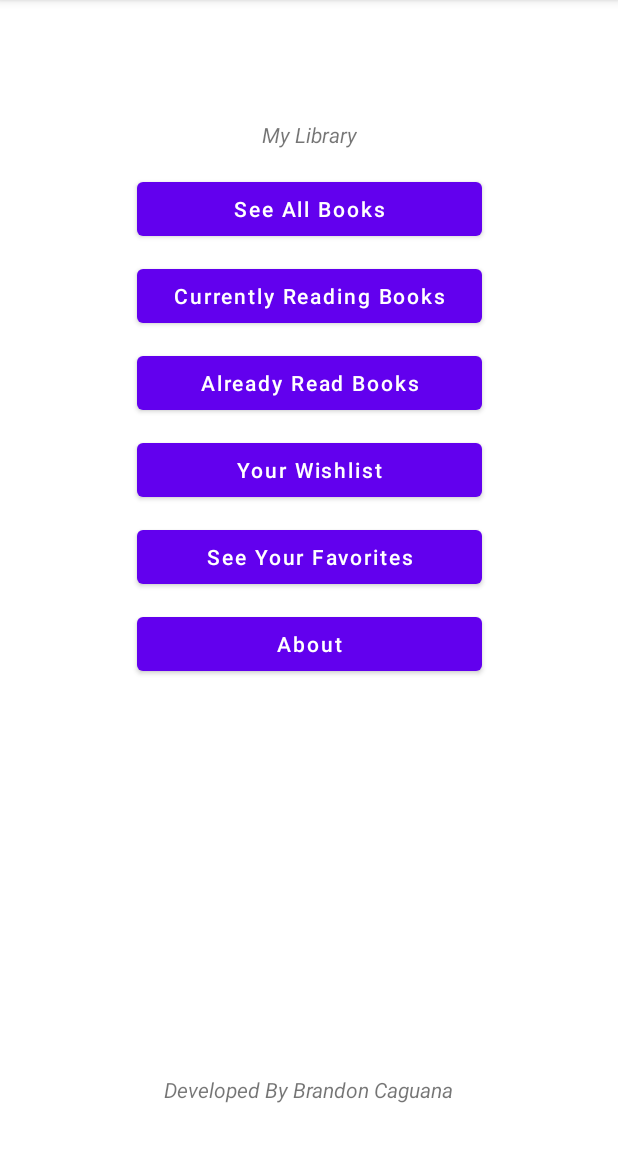
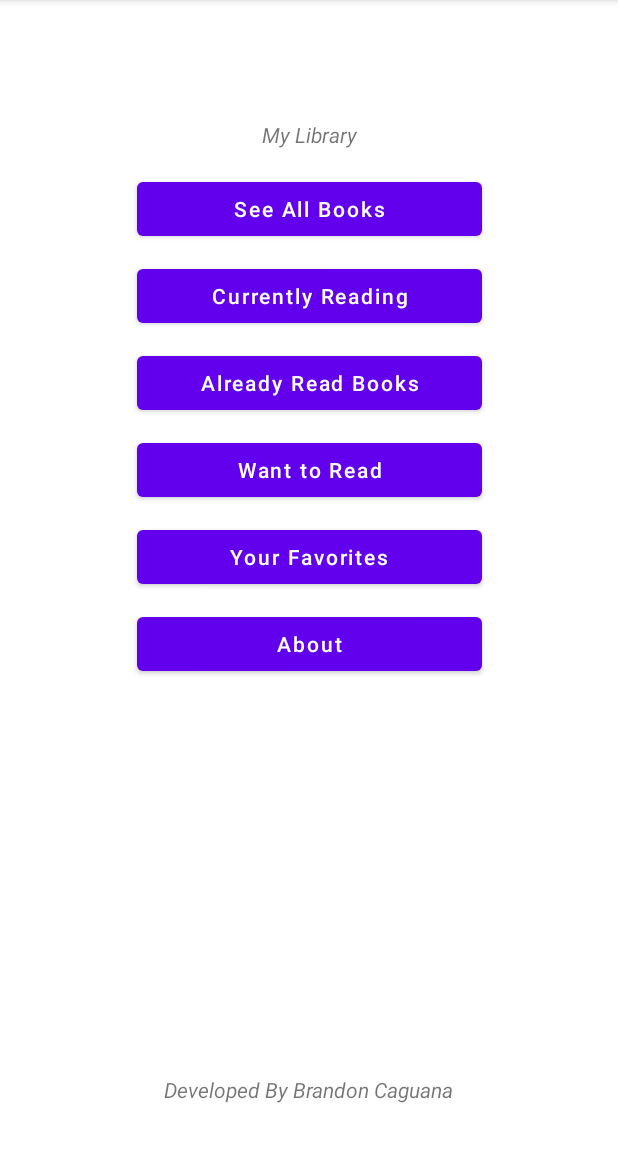
Before and after one commit to Bcaguana/MyBookLibrary, an Android app: the screen it shows after launch (MainActivity), on a phone screen of 412 x 824 dp, the part 84-1236 px from its top. Run offline under Robolectric (Android 15) with nearby library versions, the phone set to English and light mode, and no system bars.

Commit message:
-Added String values to string.xml to replace the hardcoded text in the activity layout files

```diff
--- a/app/src/main/java/com/example/mybooklibrary/MainActivity.java
+++ b/app/src/main/java/com/example/mybooklibrary/MainActivity.java
@@ -111,7 +111,7 @@ public class MainActivity extends AppCompatActivity {
         btnAllBooks = findViewById(R.id.btnAllBooks);
         btnCurrentlyReading = findViewById(R.id.btnCurrentlyReading);
         btnAlreadyRead = findViewById(R.id.btnAddToAlreadyRead);
-        btnWishlist = findViewById(R.id.btnWishlist);
+        btnWishlist = findViewById(R.id.btnWishList);
         btnFavorite = findViewById(R.id.btnFavoriteBooks);
         btnAbout = findViewById(R.id.btnAbout);
     }
--- a/app/src/main/res/layout/activity_main.xml
+++ b/app/src/main/res/layout/activity_main.xml
@@ -11,7 +11,7 @@
         android:layout_width="wrap_content"
         android:layout_height="wrap_content"
         android:layout_marginTop="30dp"
-        android:text="My Library"
+        android:text="@string/txt_my_library"
         android:textStyle="italic"
         app:layout_constraintEnd_toEndOf="parent"
         app:layout_constraintLeft_toLeftOf="parent"
@@ -24,7 +24,7 @@
         android:layout_width="230dp"
         android:layout_height="wrap_content"
         android:layout_marginTop="16dp"
-        android:text="See All Books"
+        android:text="@string/btn_see_all_books"
         android:textAllCaps="false"
         app:layout_constraintEnd_toEndOf="parent"
         app:layout_constraintStart_toStartOf="parent"
@@ -35,7 +35,7 @@
         android:layout_width="230dp"
         android:layout_height="wrap_content"
         android:layout_marginTop="10dp"
-        android:text="Currently Reading Books"
+        android:text="@string/btn_currently_reading"
         android:textAllCaps="false"
         app:layout_constraintEnd_toEndOf="@+id/btnAllBooks"
         app:layout_constraintStart_toStartOf="@+id/btnAllBooks"
@@ -46,18 +46,18 @@
         android:layout_width="230dp"
         android:layout_height="wrap_content"
         android:layout_marginTop="10dp"
-        android:text="Already Read Books"
+        android:text="@string/btn_already_read"
         android:textAllCaps="false"
         app:layout_constraintEnd_toEndOf="@+id/btnCurrentlyReading"
         app:layout_constraintStart_toStartOf="@+id/btnCurrentlyReading"
         app:layout_constraintTop_toBottomOf="@+id/btnCurrentlyReading" />
 
     <Button
-        android:id="@+id/btnWishlist"
+        android:id="@+id/btnWishList"
         android:layout_width="230dp"
         android:layout_height="wrap_content"
         android:layout_marginTop="10dp"
-        android:text="Your Wishlist"
+        android:text="@string/btn_your_wish_list"
         android:textAllCaps="false"
         app:layout_constraintEnd_toEndOf="@+id/btnAddToAlreadyRead"
         app:layout_constraintStart_toStartOf="@+id/btnAddToAlreadyRead"
@@ -68,11 +68,11 @@
         android:layout_width="230dp"
         android:layout_height="wrap_content"
         android:layout_marginTop="10dp"
-        android:text="See Your Favorites"
+        android:text="@string/btn_your_favorites"
         android:textAllCaps="false"
-        app:layout_constraintEnd_toEndOf="@+id/btnWishlist"
-        app:layout_constraintStart_toStartOf="@+id/btnWishlist"
-        app:layout_constraintTop_toBottomOf="@+id/btnWishlist" />
+        app:layout_constraintEnd_toEndOf="@+id/btnWishList"
+        app:layout_constraintStart_toStartOf="@+id/btnWishList"
+        app:layout_constraintTop_toBottomOf="@+id/btnWishList" />
 
     <ImageView
         android:id="@+id/imgLogo"
@@ -83,14 +83,15 @@
         app:layout_constraintHorizontal_bias="0.498"
         app:layout_constraintStart_toStartOf="parent"
         app:layout_constraintTop_toTopOf="parent"
-        tools:srcCompat="@tools:sample/avatars" />
+        tools:srcCompat="@tools:sample/avatars"
+        android:contentDescription="@string/txt_profile_pic" />
 
     <Button
         android:id="@+id/btnAbout"
         android:layout_width="230dp"
         android:layout_height="wrap_content"
         android:layout_marginTop="10dp"
-        android:text="About"
+        android:text="@string/btn_abt"
         android:textAllCaps="false"
         app:layout_constraintEnd_toEndOf="@+id/btnFavoriteBooks"
         app:layout_constraintStart_toStartOf="@+id/btnFavoriteBooks"
@@ -101,7 +102,7 @@
         android:layout_width="wrap_content"
         android:layout_height="wrap_content"
         android:layout_marginBottom="32dp"
-        android:text="Developed By Brandon Caguana"
+        android:text="@string/abt_dev"
         android:textStyle="italic"
         app:layout_constraintBottom_toBottomOf="parent"
         app:layout_constraintEnd_toEndOf="parent"
--- a/app/src/main/res/values/strings.xml
+++ b/app/src/main/res/values/strings.xml
@@ -6,4 +6,24 @@
     <string name="activity_want_to_read_books">Want to Read Books</string>
     <string name="activity_currently_reading_books">Currently Reading</string>
     <string name="activity_favorite_books">Favorites</string>
+
+    <string name="txt_profile_pic">Profile picture of the user</string>
+    <string name="txt_my_library">My Library</string>
+    <string name="btn_currently_reading">Currently Reading</string>
+    <string name="btn_see_all_books">See All Books</string>
+    <string name="btn_already_read">Already Read Books</string>
+    <string name="btn_your_wish_list">Want to Read</string>
+    <string name="btn_your_favorites">Your Favorites</string>
+    <string name="btn_abt">About</string>
+    <string name="abt_dev">Developed By Brandon Caguana</string>
+
+    <string name="add_to_fav">Add to Favorites</string>
+    <string name="book_name">Book Name</string>
+    <string name="book_author">Author</string>
+    <string name="book_pages">Pages</string>
+    <string name="book_desc">Description</string>
+    <string name="book_desc_filler">Insert Description</string>
+    <string name="not_available">n/a</string>
+
+    <string name="btn_delete">Delete</string>
 </resources>
```
Also changed, not shown: app/src/main/res/layout/activity_book.xml (+13 -13 lines), app/src/main/res/layout/list_item_book.xml (+4 -4 lines).
